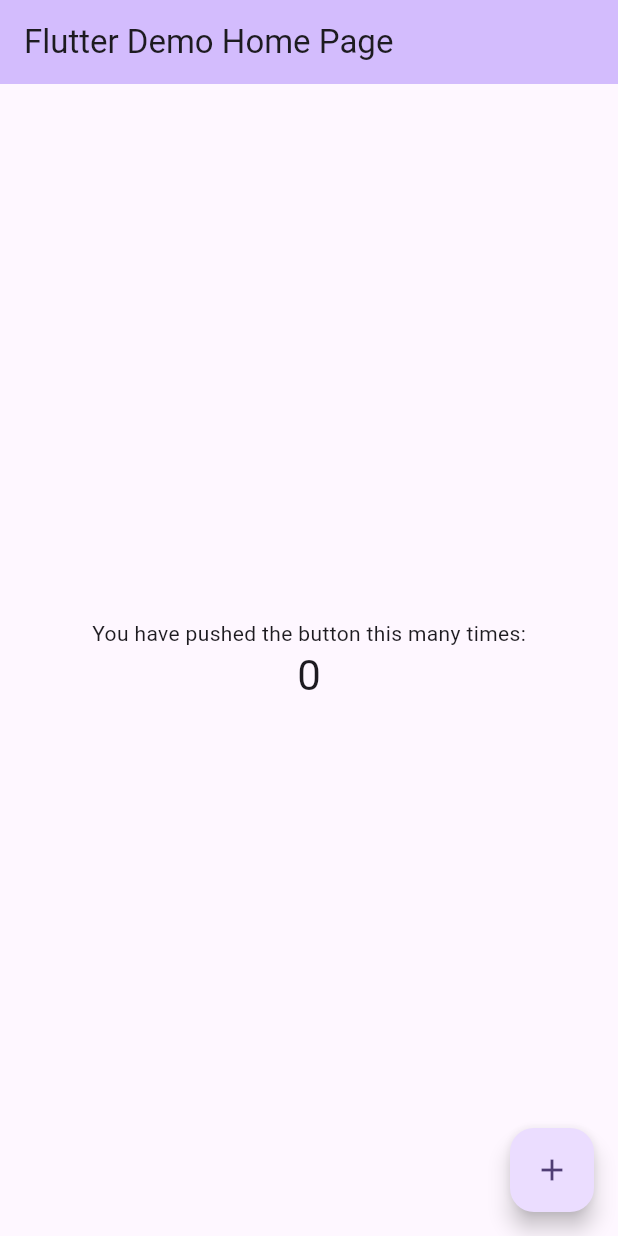
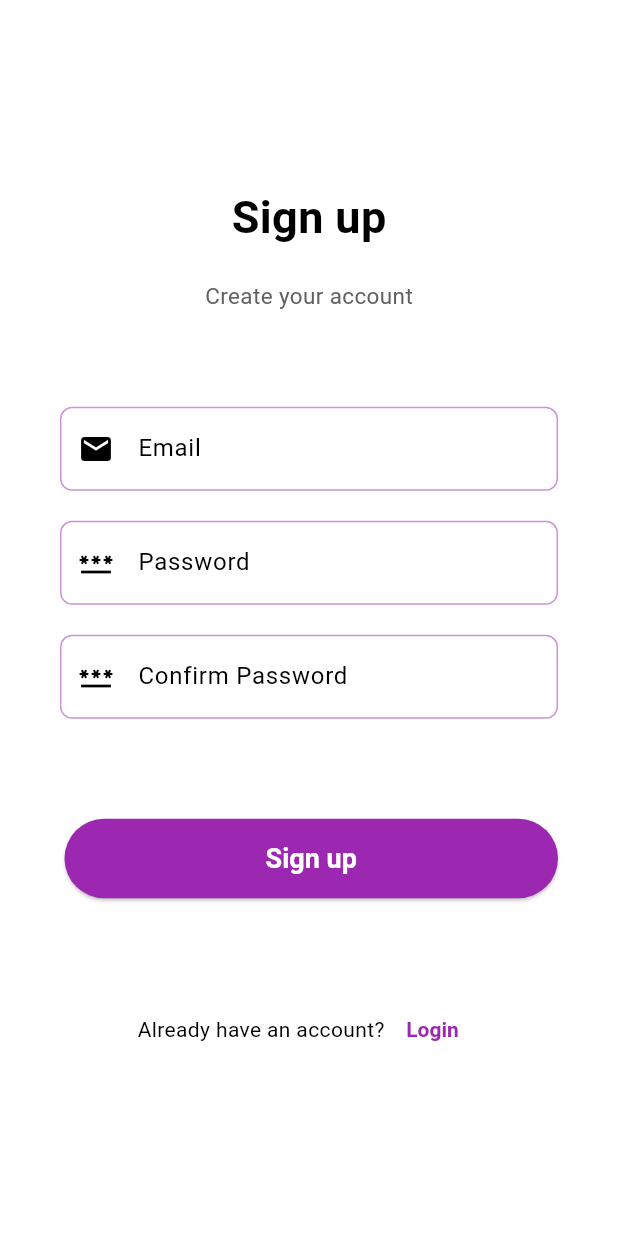
Before and after one commit to Asmaa-Elhendy/kiosk_finder, a Flutter app: the screen it shows after launch, on a phone screen of 412 x 824 dp. Run offline on Flutter 3.47's test engine with Material 3 defaults, Android fonts, the phone set to English and light mode, and no system bars; our stand-ins replace bloc, dartz, equatable, firebase_auth, firebase_core, internet_connection_checker; accounts and stored records are empty.

Commit message:
sign up/in page

```diff
--- /dev/null
+++ b/lib/core/app_theme.dart
@@ -0,0 +1,79 @@
+import 'package:flutter/material.dart';
+
+final primaryColor = Colors.purple;
+final secondaryColor = Colors.purple.withOpacity(0.5);
+final whiteColor = Colors.white;
+
+final appTheme = ThemeData(
+  primaryColor: primaryColor,
+  scaffoldBackgroundColor: whiteColor,
+  appBarTheme: AppBarTheme(
+    backgroundColor: primaryColor,
+    foregroundColor: whiteColor,
+    centerTitle: true,
+    titleTextStyle: TextStyle(
+      color: whiteColor,
+      fontSize: 20,
+      fontWeight: FontWeight.bold,
+    ),
+  ),
+  colorScheme: ColorScheme.light(
+    primary: primaryColor,
+    secondary: secondaryColor,
+  ),
+  progressIndicatorTheme: ProgressIndicatorThemeData(
+    color: primaryColor,
+  ),
+  floatingActionButtonTheme: FloatingActionButtonThemeData(
+    backgroundColor: primaryColor,
+    foregroundColor: whiteColor,
+  ),
+  inputDecorationTheme: InputDecorationTheme(
+    floatingLabelStyle: TextStyle(color: primaryColor),
+    iconColor: primaryColor,
+    focusedBorder: OutlineInputBorder(
+      borderSide: BorderSide(color: primaryColor),
+      borderRadius: BorderRadius.circular(8),
+    ),
+    enabledBorder: OutlineInputBorder(
+      borderSide: BorderSide(color: secondaryColor),
+      borderRadius: BorderRadius.circular(8),
+    ),
+    border: OutlineInputBorder(
+      borderSide: BorderSide(color: primaryColor),
+      borderRadius: BorderRadius.circular(8),
+    ),
+  ),
+  textButtonTheme: TextButtonThemeData(
+    style: TextButton.styleFrom(
+      foregroundColor: primaryColor,
+      textStyle: TextStyle(fontWeight: FontWeight.bold),
+    ),
+  ),
+  elevatedButtonTheme: ElevatedButtonThemeData(
+    style: ElevatedButton.styleFrom(
+      foregroundColor: whiteColor,
+      backgroundColor: primaryColor,
+      textStyle: TextStyle(fontWeight: FontWeight.bold),
+      shape: RoundedRectangleBorder(
+        borderRadius: BorderRadius.circular(8),
+      ),
+    ),
+  ),
+  outlinedButtonTheme: OutlinedButtonThemeData(
+    style: OutlinedButton.styleFrom(
+      foregroundColor: primaryColor,
+      side: BorderSide(color: primaryColor),
+      textStyle: TextStyle(fontWeight: FontWeight.bold),
+    ),
+  ),
+  cardTheme: CardTheme(
+    color: secondaryColor,
+    shadowColor: primaryColor.withOpacity(0.5),
+    elevation: 4,
+    margin: EdgeInsets.all(8),
+    shape: RoundedRectangleBorder(
+      borderRadius: BorderRadius.circular(12),
+    ),
+  ),
+);
--- a/lib/core/error/failures.dart
+++ b/lib/core/error/failures.dart
@@ -8,7 +8,7 @@ class OfflineFailure extends Failure {
   List<Object?> get props => [];
 }
 
-class ServerFailure extends Failure {
+class FirebaseAuthFailure extends Failure {
   @override
   // TODO: implement props
   List<Object?> get props => [];
--- a/lib/features/authentication/data/repositories/auth_repository_impl.dart
+++ b/lib/features/authentication/data/repositories/auth_repository_impl.dart
@@ -8,22 +8,22 @@ import '../datasources/user_firebase_data_source.dart';
 import '../models/user_model.dart';
 
 class AuthRepositoryImpl extends AuthRepository {
-  final UserRemoteDataSource remoteDataSource;
+  final UserRemoteDataSource remoteFirebaseDataSource;
   final NetworkInfo networkInfo;
 
   AuthRepositoryImpl({
-    required this.remoteDataSource,
+    required this.remoteFirebaseDataSource,
     required this.networkInfo,
   });
 
   @override
   Future<Either<Failure, UserEntity>> signUp(UserEntity user) async {
     final UserModel userModel = UserModel(
+      id: user.id,
       email: user.email,
       password: user.password,
-      id: user.id ?? '0', // Use `id` from UserEntity if provided
     );
-    return await _getMessage(() => remoteDataSource.signUp(userModel));
+    return await _getMessage(() => remoteFirebaseDataSource.signUp(userModel));
   }
 
   @override
@@ -31,24 +31,24 @@ class AuthRepositoryImpl extends AuthRepository {
     final UserModel userModel = UserModel(
       email: user.email,
       password: user.password,
-      id: user.id ?? '0',
+      id: user.id,
     );
-    return await _getMessage(() => remoteDataSource.signIn(userModel));
+    return await _getMessage(() => remoteFirebaseDataSource.signIn(userModel));
   }
 
   Future<Either<Failure, UserEntity>> _getMessage(
       Future<UserModel> Function() fun) async {
     if (await networkInfo.isConnected) {
       try {
-        final userModel = await fun(); // Await the function result properly
+        final userModel = await fun();
         // Map UserModel back to UserEntity
         return Right(UserEntity(
           email: userModel.email,
           password: userModel.password,
           id: userModel.id,
         ));
-      } on ServerException {
-        return Left(ServerFailure());
+      } on FirebaseAuthException {
+        return Left(FirebaseAuthFailure());
       }
     } else {
       return Left(OfflineFailure());
--- /dev/null
+++ b/lib/features/authentication/presentation/bloc/auth/auth_bloc.dart
@@ -0,0 +1,13 @@
+import 'package:bloc/bloc.dart';
+import 'package:meta/meta.dart';
+
+part 'auth_event.dart';
+part 'auth_state.dart';
+
+class AuthBloc extends Bloc<AuthEvent, AuthState> {
+  AuthBloc() : super(AuthInitial()) {
+    on<AuthEvent>((event, emit) {
+      // TODO: implement event handler
+    });
+  }
+}
--- /dev/null
+++ b/lib/features/authentication/presentation/bloc/auth/auth_event.dart
@@ -0,0 +1,4 @@
+part of 'auth_bloc.dart';
+
+@immutable
+sealed class AuthEvent {}
--- /dev/null
+++ b/lib/features/authentication/presentation/bloc/auth/auth_state.dart
@@ -0,0 +1,6 @@
+part of 'auth_bloc.dart';
+
+@immutable
+sealed class AuthState {}
+
+final class AuthInitial extends AuthState {}
--- /dev/null
+++ b/lib/features/authentication/presentation/pages/sign_up_and_in_page.dart
@@ -0,0 +1,96 @@
+import 'package:flutter/material.dart';
+import 'package:kiosk_finder/features/authentication/presentation/widgets/form_btn_widget.dart';
+import 'package:kiosk_finder/features/authentication/presentation/widgets/text_form_field_widget.dart';
+
+class SignUpAndInPage extends StatelessWidget {
+  final bool isLogin;
+  const SignUpAndInPage({required this.isLogin, super.key});
+
+  @override
+  Widget build(BuildContext context) {
+    return Scaffold(
+      body: _buildBody(context),
+    );
+  }
+
+  Widget _buildBody(BuildContext context) {
+    return SingleChildScrollView(
+      child: Container(
+        padding: const EdgeInsets.symmetric(horizontal: 40),
+        height: MediaQuery.of(context).size.height - 50,
+        width: double.infinity,
+        child: Column(
+          mainAxisAlignment: MainAxisAlignment.spaceEvenly,
+          crossAxisAlignment: CrossAxisAlignment.stretch,
+          children: <Widget>[
+            Column(
+              children: <Widget>[
+                const SizedBox(height: 60.0),
+                Text(
+                  isLogin ? "Sign In" : "Sign up",
+                  style: TextStyle(
+                    fontSize: 30,
+                    fontWeight: FontWeight.bold,
+                  ),
+                ),
+                const SizedBox(
+                  height: 20,
+                ),
+                Text(
+                  isLogin ? "enter your account" : "Create your account",
+                  style: TextStyle(fontSize: 15, color: Colors.grey[700]),
+                )
+              ],
+            ),
+            Column(
+              children: <Widget>[
+                TextFormFieldWidget(
+                  title: "Email",
+                  icon: Icons.email,
+                  isPassword: false,
+                ),
+                const SizedBox(height: 20),
+                TextFormFieldWidget(
+                  title: "Password",
+                  icon: Icons.password,
+                  isPassword: true,
+                ),
+                const SizedBox(height: 20),
+                isLogin
+                    ? SizedBox()
+                    : TextFormFieldWidget(
+                        title: "Confirm Password",
+                        icon: Icons.password,
+                        isPassword: true,
+                      ),
+              ],
+            ),
+            isLogin
+                ? FormBtnWidget(title: "Sign In", onPressed: () {})
+                : FormBtnWidget(title: "Sign up", onPressed: () {}),
+            isLogin
+                ? _signupIn(
+                    context, "Don\'t have an account?", "Sign Up", () {})
+                : _signupIn(context, "Already have an account?", "Login", () {})
+          ],
+        ),
+      ),
+    );
+  }
+
+  _signupIn(
+      context, String statement, String title, void Function() onPressed) {
+    return Row(
+      mainAxisAlignment: MainAxisAlignment.center,
+      children: [
+        Text(statement),
+        TextButton(
+            onPressed: onPressed,
+            child: Text(
+              title,
+              style: TextStyle(color: Colors.purple),
+            ))
+      ],
+    );
+  }
+}
--- /dev/null
+++ b/lib/features/authentication/presentation/widgets/form_btn_widget.dart
@@ -0,0 +1,25 @@
+import 'package:flutter/material.dart';
+
+class FormBtnWidget extends StatelessWidget {
+  final String title;
+  void Function() onPressed;
+  FormBtnWidget({required this.title, required this.onPressed, super.key});
+
+  @override
+  Widget build(BuildContext context) {
+    return Container(
+        padding: const EdgeInsets.only(top: 3, left: 3),
+        child: ElevatedButton(
+          onPressed: onPressed,
+          style: ElevatedButton.styleFrom(
+            shape: const StadiumBorder(),
+            padding: const EdgeInsets.symmetric(vertical: 16),
+            // backgroundColor: Colors.purple,
+          ),
+          child: Text(
+            title,
+            style: TextStyle(fontSize: 18),
+          ),
+        ));
+  }
+}
--- /dev/null
+++ b/lib/features/authentication/presentation/widgets/text_form_field_widget.dart
@@ -0,0 +1,24 @@
+import 'package:flutter/material.dart';
+
+
+class TextFormFieldWidget extends StatelessWidget {
+  final String title;
+  final IconData icon;
+  final bool isPassword;
+  const TextFormFieldWidget({required this.title,required this.icon,required this.isPassword,super.key});
+
+  @override
+  Widget build(BuildContext context) {
+    return  TextField(
+      decoration: InputDecoration(
+          hintText: title,
+          border: OutlineInputBorder(
+              borderRadius: BorderRadius.circular(18),
+              borderSide: BorderSide.none),
+          //   fillColor: Colors.purple.withOpacity(0.1),
+          filled: true,
+          prefixIcon:  Icon(icon)),
+      obscureText: isPassword?true:false,
+    );
+  }
+}
--- a/lib/main.dart
+++ b/lib/main.dart
@@ -1,7 +1,9 @@
 import 'package:firebase_core/firebase_core.dart';
 import 'package:flutter/material.dart';
+import 'core/app_theme.dart';
+import 'features/authentication/presentation/pages/sign_up_and_in_page.dart';
 
-void main() async{
+void main() async {
   WidgetsFlutterBinding.ensureInitialized();
   await Firebase.initializeApp();
   runApp(const MyApp());
@@ -10,72 +12,13 @@ void main() async{
 class MyApp extends StatelessWidget {
   const MyApp({super.key});
 
-
   @override
   Widget build(BuildContext context) {
     return MaterialApp(
-      title: 'Flutter Demo',
-      theme: ThemeData(
-
-        colorScheme: ColorScheme.fromSeed(seedColor: Colors.deepPurple),
-        useMaterial3: true,
-      ),
-      home: const MyHomePage(title: 'Flutter Demo Home Page'),
+      debugShowCheckedModeBanner: false,
+      title: 'Kiosk Finder',
+      theme: appTheme,
+      home: SignUpAndInPage(isLogin:false),
     );
   }
 }
-
-class MyHomePage extends StatefulWidget {
-  const MyHomePage({super.key, required this.title});
-
-
-  final String title;
-
-  @override
-  State<MyHomePage> createState() => _MyHomePageState();
-}
-
-class _MyHomePageState extends State<MyHomePage> {
-  int _counter = 0;
-
-  void _incrementCounter() {
-    setState(() {
-
-      _counter++;
-    });
-  }
-
-  @override
-  Widget build(BuildContext context) {
-
-    return Scaffold(
-      appBar: AppBar(
-
-        backgroundColor: Theme.of(context).colorScheme.inversePrimary,
-
-        title: Text(widget.title),
-      ),
-      body: Center(
-
-        child: Column(
-
-          mainAxisAlignment: MainAxisAlignment.center,
-          children: <Widget>[
-            const Text(
-              'You have pushed the button this many times:',
-            ),
-            Text(
-              '$_counter',
-              style: Theme.of(context).textTheme.headlineMedium,
-            ),
-          ],
-        ),
-      ),
-      floatingActionButton: FloatingActionButton(
-        onPressed: _incrementCounter,
-        tooltip: 'Increment',
-        child: const Icon(Icons.add),
-      ),
-    );
-  }
-}
```
Also changed, not shown: 1 other file.
